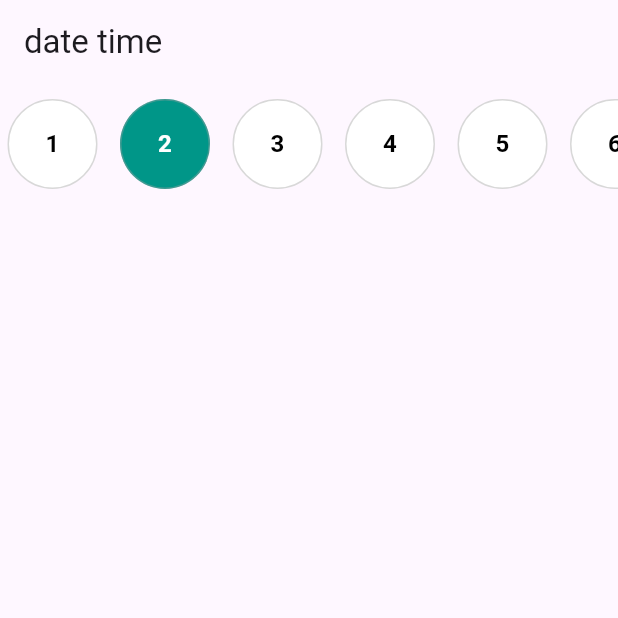
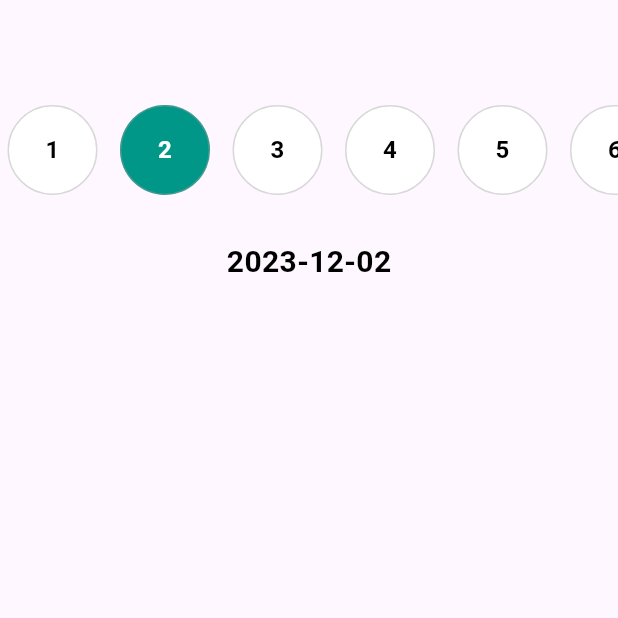
Before and after one commit to Mohamed-Yassien/test-ui-advanced, a Flutter app: the screen it shows after launch, after a tap on an icon or button, on a phone screen of 412 x 824 dp, the top half of it. Run offline on Flutter 3.47's test engine with Material 3 defaults, Android fonts, the phone set to English and light mode, and no system bars; our stand-ins replace firebase_core; accounts and stored records are empty.

Commit message:
show date in screen

```diff
--- a/lib/home_screen.dart
+++ b/lib/home_screen.dart
@@ -1,4 +1,5 @@
 import 'package:flutter/material.dart';
+import 'package:intl/intl.dart';
 
 class HomeScreen extends StatefulWidget {
   const HomeScreen({super.key});
@@ -10,6 +11,8 @@ class HomeScreen extends StatefulWidget {
 class _HomeScreenState extends State<HomeScreen> {
   int numberOfDays = 0;
   int currentIndex = 0;
+
+  DateTime? selectedDate;
 
   @override
   void initState() {
@@ -39,11 +42,21 @@ class _HomeScreenState extends State<HomeScreen> {
       31
     ];
     numberOfDays = daysInMonth[month - 1];
+    selectedDate = DateTime(
+      DateTime.now().year,
+      DateTime.now().month,
+      currentIndex + 1,
+    );
     return daysInMonth[month - 1];
   }
 
   changeCurrentIndex({required int index}) {
     currentIndex = index;
+    selectedDate = DateTime(
+      DateTime.now().year,
+      DateTime.now().month,
+      currentIndex + 1,
+    );
     debugPrint(
         "this date is ${DateTime(DateTime.now().year, DateTime.now().month, currentIndex + 1)}");
     setState(() {});
@@ -52,10 +65,10 @@ class _HomeScreenState extends State<HomeScreen> {
   @override
   Widget build(BuildContext context) {
     return Scaffold(
-      appBar: AppBar(
-        title: const Text("date time"),
-      ),
-      body: Column(children: [
+      body: Column(
+        crossAxisAlignment: CrossAxisAlignment.center,
+        children: [
+          const SizedBox(height: 60),
           SizedBox(
             height: 80,
             child: ListView.separated(
@@ -99,7 +112,19 @@ class _HomeScreenState extends State<HomeScreen> {
               itemCount: numberOfDays,
             ),
           ),
-      ]),
+          Padding(
+            padding: const EdgeInsets.all(20.0),
+            child: Text(
+              DateFormat('yyyy-MM-dd').format(selectedDate!),
+              style: const TextStyle(
+                color: Colors.black,
+                fontSize: 20,
+                fontWeight: FontWeight.bold,
+              ),
+            ),
+          ),
+        ],
+      ),
     );
   }
 }
--- a/pubspec.yaml
+++ b/pubspec.yaml
@@ -36,6 +36,7 @@ dependencies:
   # Use with the CupertinoIcons class for iOS style icons.
   cupertino_icons: ^1.0.2
   firebase_core: ^2.24.2
+  intl: ^0.19.0
 
 dev_dependencies:
   flutter_test:
```
Also changed, not shown: pubspec.lock. Lines whose indentation alone changed are shown as unchanged.
